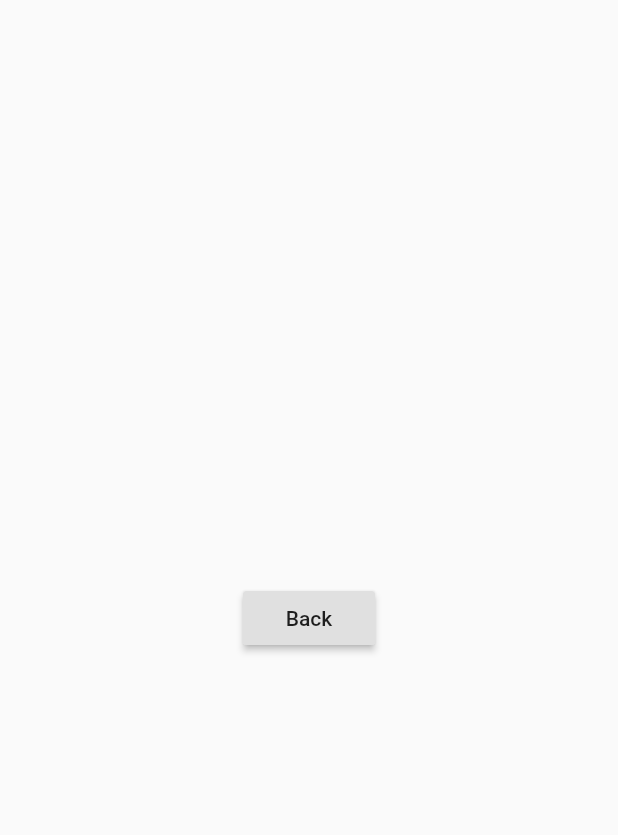
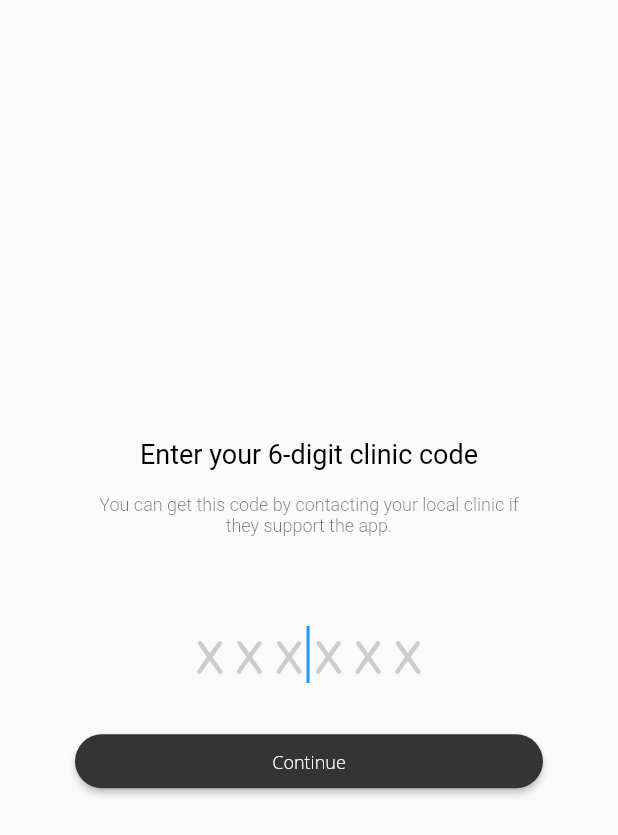
Before and after one commit to rothso/checkin, a Flutter app: the SecondRoute screen opened directly, on a phone screen of 412 x 824 dp. Shown: the top 835 px of the screen. Run offline on Flutter 3.47's test engine with Material 2 defaults, Android fonts, the light colour scheme and no system bars; Roboto replaces fonts that are missing (Open Sans).

Commit message:
Add clinic code screen

```diff
--- a/lib/main.dart
+++ b/lib/main.dart
@@ -28,7 +28,13 @@ class MyApp extends StatelessWidget {
           ),
           caption: textTheme.caption.copyWith(
             fontWeight: FontWeight.w300,
-            )),
+          ),
+          title: textTheme.title.copyWith(
+            fontWeight: FontWeight.w400,
+            fontSize: 18.0,
+            color: Colors.black,
+          ),
+        ),
       ),
       home: MyHomePage(title: 'Flutter Demo Home Page'),
     );
@@ -280,11 +286,68 @@ class SecondRoute extends StatelessWidget {
   Widget build(BuildContext context) {
     return Scaffold(
       body: Center(
-        child: RaisedButton(
+        child: Padding(
+          padding: EdgeInsets.symmetric(horizontal: 50.0),
+          child: Column(
+            mainAxisAlignment: MainAxisAlignment.center,
+            children: [
+              Text(
+                'Enter your 6-digit clinic code',
+                style: Theme.of(context).textTheme.title,
+              ),
+              SizedBox(height: 16.0),
+              Padding(
+                padding: EdgeInsets.symmetric(horizontal: 10.0),
+                child: Text(
+                  'You can get this code by contacting your local clinic if they support the app.',
+                  style: Theme.of(context).textTheme.caption,
+                  textAlign: TextAlign.center,
+                ),
+              ),
+              SizedBox(height: 48.0),
+              TextField(
+                autocorrect: false,
+                autofocus: true,
+                textAlign: TextAlign.center,
+                textCapitalization: TextCapitalization.characters,
+                decoration: InputDecoration(
+                  border: InputBorder.none,
+                  hintText: 'X X X X X X',
+                  hintStyle: TextStyle(color: Color(0xFFCCCCCC)),
+                ),
+                style: TextStyle(
+                  fontFamily: 'Jura',
+                  fontWeight: FontWeight.w600,
+                  fontSize: 32.0,
+                ),
+              ),
+              SizedBox(height: 16.0),
+              RaisedButton(
                 onPressed: () {
-            Navigator.pop(context);
+                  // Navigator.push(
+                  //   context,
+                  //   MaterialPageRoute(builder: (context) => SecondRoute()),
+                  // );
                 },
-          child: Text('Back'),
+                color: Color(0xFF343434),
+                shape: RoundedRectangleBorder(
+                  borderRadius: new BorderRadius.circular(50.0),
+                ),
+                child: Center(
+                  child: Text(
+                    "Continue",
+                    style: new TextStyle(
+                      color: Colors.white,
+                      decoration: TextDecoration.none,
+                      fontWeight: FontWeight.w300,
+                      fontFamily: "Open Sans",
+                      fontSize: 12,
+                    ),
+                  ),
+                ),
+              ),
+            ],
+          ),
         ),
       ),
     );
```
Lines whose indentation alone changed are shown as unchanged.
